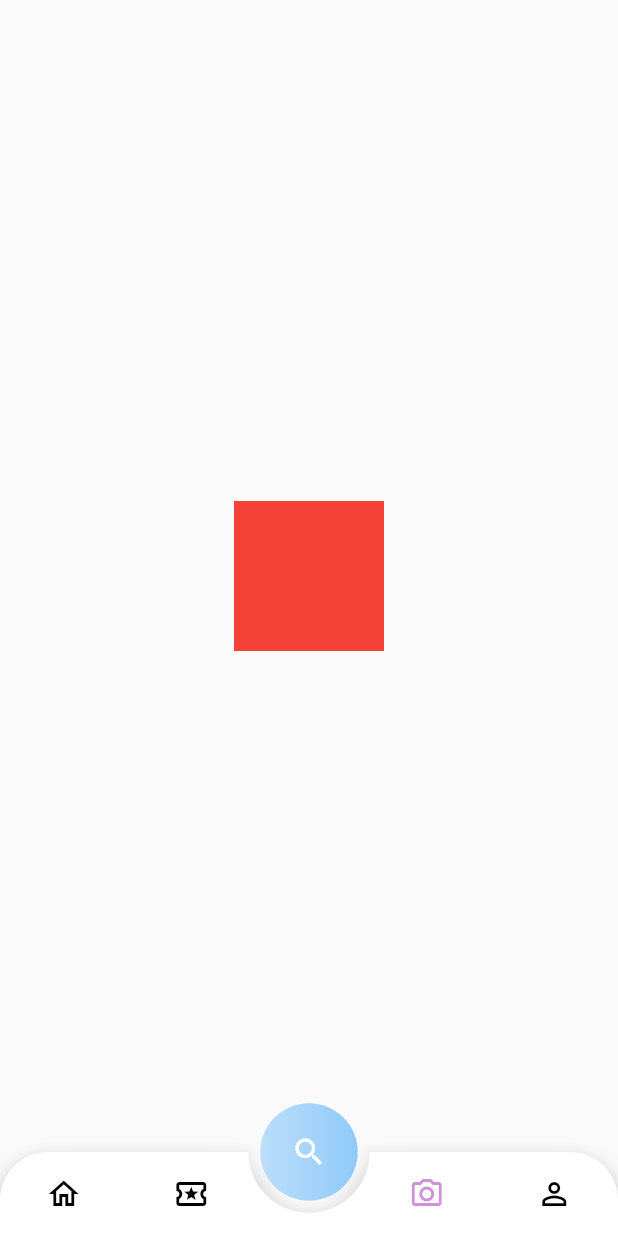
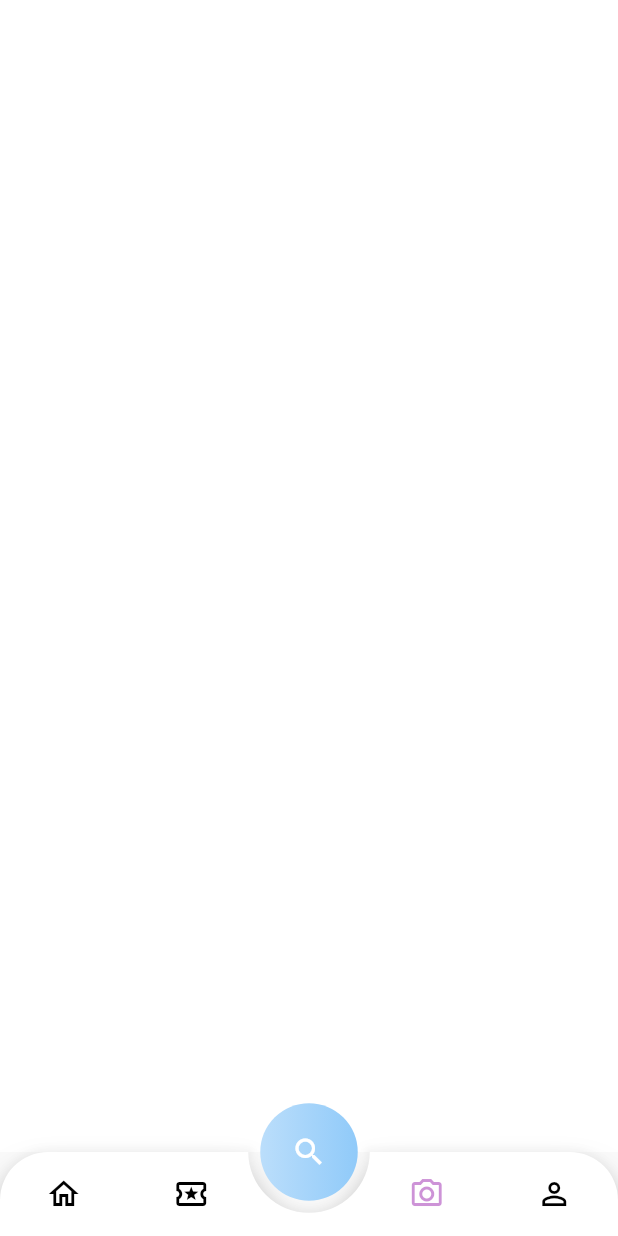
Before and after one commit to nguyenminhhung2011/GHealth, a Flutter app: the DashBoardScreen screen opened by its route, item 3 of the bottom bar chosen, on a phone screen of 412 x 824 dp. Run offline on Flutter 3.47's test engine with Material 2 defaults, Android fonts, the phone set to English and light mode, and no system bars; drawn by our look-alikes of animated_bottom_navigation_bar; our stand-ins replace circular_countdown_timer, cloud_firestore, dotted_line, firebase_auth, firebase_core, firebase_storage and 9 more; missing offline and left inert: time_chart; accounts and stored records are empty; statements that could not run were skipped.

Commit message:
fix layout

```diff
--- a/lib/apps/global_widgets/screenTemplate.dart
+++ b/lib/apps/global_widgets/screenTemplate.dart
@@ -18,11 +18,7 @@ class _ScreenTemplateState extends State<ScreenTemplate> {
     late FixedExtentScrollController _controller =
         FixedExtentScrollController();
 
-    return Scaffold(
-      backgroundColor: AppColors.mainColor,
-      extendBody: true,
-      extendBodyBehindAppBar: true,
-      body: Stack(
+    return Stack(
       children: [
         Container(
           width: widthDevice,
@@ -71,7 +67,6 @@ class _ScreenTemplateState extends State<ScreenTemplate> {
           ),
         ),
       ],
-      ),
     );
   }
 }
--- a/lib/apps/pages/dashboard/dashboard_screen.dart
+++ b/lib/apps/pages/dashboard/dashboard_screen.dart
@@ -5,6 +5,7 @@ import 'package:flutter/material.dart';
 import 'package:get/get.dart';
 import '../../controls/dashboard_control.dart';
 import '../dashboard/home_screen.dart';
+import '../progress_tracker/widgets/progress_photo_screen.dart';
 import 'activity_trackerScreen.dart';
 import './profileScreen.dart';
 
@@ -24,13 +25,7 @@ class _DashBoardScreenState extends State<DashBoardScreen>
   final List<Widget> listPage = [
     const HomeScreen(),
     const ActivityTrackerScreen(),
-    Center(
-      child: Container(
-        height: 100,
-        width: 100,
-        color: Colors.red,
-      ),
-    ),
+    const ProgressPhotoScreen(),
     const ProfileScreen(),
   ];
 
--- a/lib/apps/pages/dashboard/home_screen.dart
+++ b/lib/apps/pages/dashboard/home_screen.dart
@@ -8,8 +8,6 @@ import 'package:gold_health/apps/pages/workout_tracker_screen/workout_tracker_sc
 import '../../controls/home_screen_control.dart';
 import 'package:flutter_staggered_grid_view/flutter_staggered_grid_view.dart';
 import 'package:flutter_svg/svg.dart';
-import 'dart:math';
-
 import 'package:get/get.dart';
 import 'package:gold_health/apps/data/fakeData.dart';
 import 'package:gold_health/apps/global_widgets/GradientText.dart';
--- a/lib/apps/pages/mealPlanner/category_meal_screen.dart
+++ b/lib/apps/pages/mealPlanner/category_meal_screen.dart
@@ -20,7 +20,9 @@ class CategoryMealScreen extends StatelessWidget {
   Widget build(BuildContext context) {
     var _heightDevice = MediaQuery.of(context).size.height;
     var _widthDevice = MediaQuery.of(context).size.width;
-    return ScreenTemplate(
+    return Scaffold(
+      backgroundColor: AppColors.mainColor,
+      body: ScreenTemplate(
         child: Column(
           children: [
             AppBarDesign(title: 'Beakfast'),
@@ -142,6 +144,7 @@ class CategoryMealScreen extends StatelessWidget {
             ),
           ],
         ),
+      ),
     );
   }
 }
--- a/lib/apps/pages/mealPlanner/mealPlannerScreen.dart
+++ b/lib/apps/pages/mealPlanner/mealPlannerScreen.dart
@@ -23,7 +23,9 @@ class MealPlannerScreen extends StatelessWidget {
   Widget build(BuildContext context) {
     var heightDevice = MediaQuery.of(context).size.height;
     var widthDevice = MediaQuery.of(context).size.width;
-    return ScreenTemplate(
+    return Scaffold(
+      backgroundColor: AppColors.mainColor,
+      body: ScreenTemplate(
         child: Column(
           children: [
             const AppBarDesign(title: 'Meal Planner'),
@@ -200,6 +202,7 @@ class MealPlannerScreen extends StatelessWidget {
             ),
           ],
         ),
+      ),
     );
   }
 }
--- /dev/null
+++ b/lib/apps/pages/progress_tracker/widgets/progress_photo_screen.dart
@@ -0,0 +1,21 @@
+import 'package:flutter/material.dart';
+import '../../../global_widgets/screenTemplate.dart';
+import '../../../template/misc/colors.dart';
+
+class ProgressPhotoScreen extends StatelessWidget {
+  const ProgressPhotoScreen({Key? key}) : super(key: key);
+
+  @override
+  Widget build(BuildContext context) {
+    return Scaffold(
+      backgroundColor: AppColors.mainColor,
+      extendBody: true,
+      extendBodyBehindAppBar: true,
+      body: ScreenTemplate(
+        child: Column(
+          children: [],
+        ),
+      ),
+    );
+  }
+}
--- a/lib/apps/pages/workout_tracker_screen/workout_schedule_screen.dart
+++ b/lib/apps/pages/workout_tracker_screen/workout_schedule_screen.dart
@@ -209,7 +209,9 @@ class _WorkoutScheduleScreenState extends State<WorkoutScheduleScreen> {
     var heightDevice = MediaQuery.of(context).size.height;
     var widthDevice = MediaQuery.of(context).size.width;
 
-    return ScreenTemplate(
+    return Scaffold(
+      backgroundColor: AppColors.mainColor,
+      body: ScreenTemplate(
         child: Column(
           //padding: const EdgeInsets.all(20),
           crossAxisAlignment: CrossAxisAlignment.start,
@@ -345,6 +347,7 @@ class _WorkoutScheduleScreenState extends State<WorkoutScheduleScreen> {
             ),
           ],
         ),
+      ),
     );
   }
 
```
Also changed, not shown: lib/apps/pages/mealPlanner/meal_schedule_screen.dart (+11 -1 lines). Lines whose indentation alone changed are shown as unchanged.
